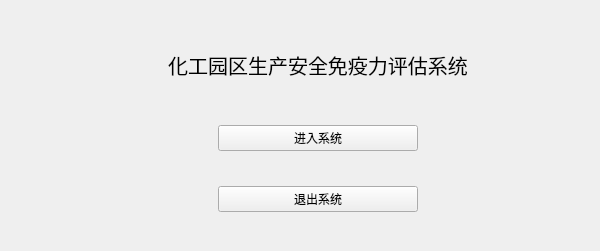
Before: the Qt Designer form Qt/ZRSystem/widget.ui in zj0395/myCode, drawn with Qt 5.
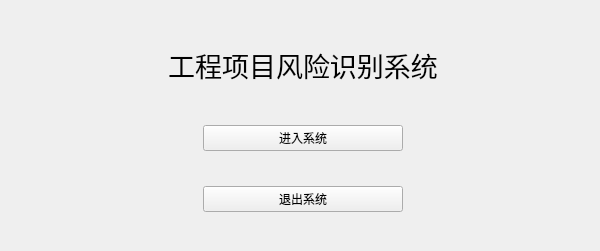
After: the same form once the commit is applied.

```diff
--- a/Qt/ZRSystem/widget.ui
+++ b/Qt/ZRSystem/widget.ui
@@ -140,14 +140,14 @@
        </property>
        <property name="font">
         <font>
-         <pointsize>15</pointsize>
+         <pointsize>20</pointsize>
          <weight>50</weight>
          <bold>false</bold>
          <underline>false</underline>
         </font>
        </property>
        <property name="text">
-        <string>化工园区生产安全免疫力评估系统</string>
+        <string>工程项目风险识别系统</string>
        </property>
        <property name="alignment">
         <set>Qt::AlignCenter</set>
```
